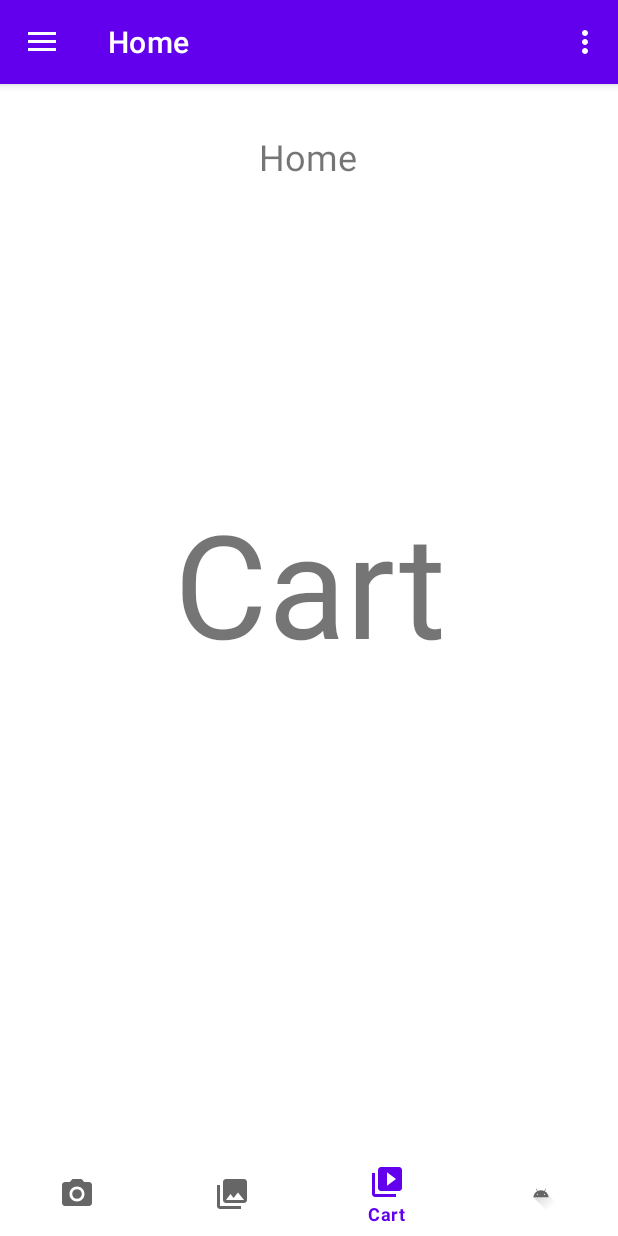
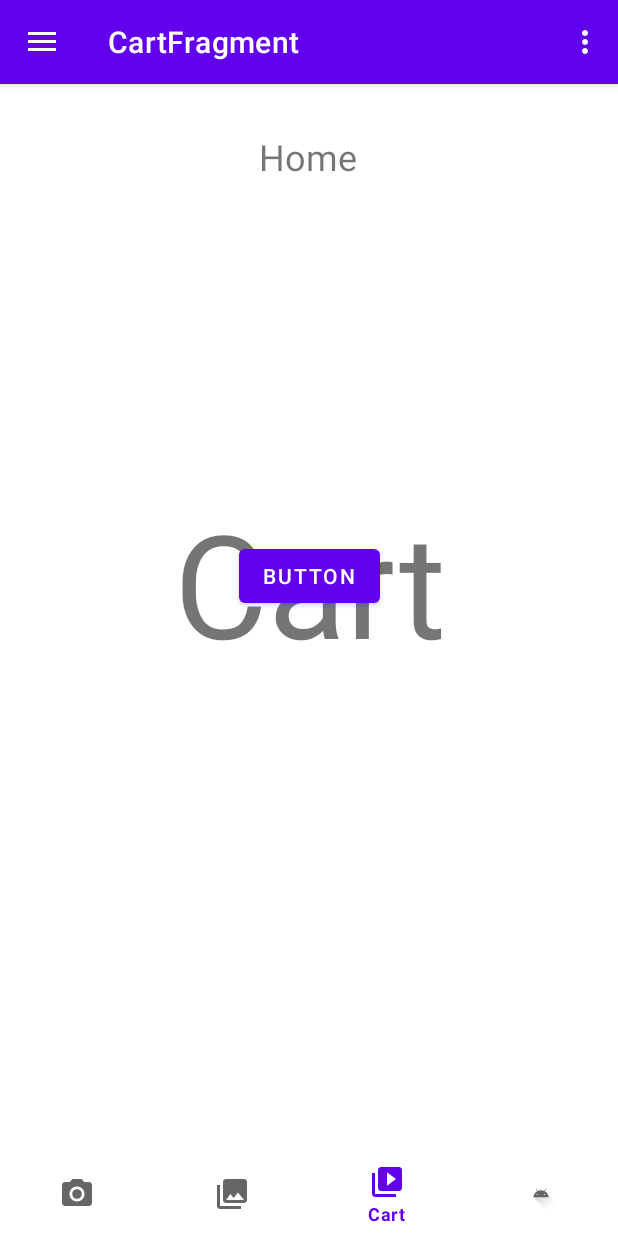
Before and after one commit to ahmed-el-halawani/shopeklobek-ecommerce-app, an Android app: the screen it shows after launch (MainActivity), item 3 of the bottom bar chosen, on a phone screen of 412 x 824 dp. Run offline under Robolectric (Android 15) with nearby library versions, the phone set to English and light mode, and no system bars; our stand-ins replace navigation-ui.

Commit message:
change in drawer and bottom nav

```diff
--- a/app/src/main/java/com/stash/shopeklobek/ui/BaseFragment.kt
+++ b/app/src/main/java/com/stash/shopeklobek/ui/BaseFragment.kt
@@ -19,6 +19,8 @@ abstract class BaseFragment<T : ViewBinding>(val viewBindingInflater:(LayoutInfl
     val binding by lazy {
         viewBindingInflater(layoutInflater)
     }
+
+
 
     override fun onCreateView(inflater: LayoutInflater, container: ViewGroup?, savedInstanceState: Bundle?): View? {
         return binding.root
--- a/app/src/main/java/com/stash/shopeklobek/ui/MainActivity.kt
+++ b/app/src/main/java/com/stash/shopeklobek/ui/MainActivity.kt
@@ -15,6 +15,7 @@ import androidx.navigation.ui.setupWithNavController
 import androidx.drawerlayout.widget.DrawerLayout
 import androidx.appcompat.app.AppCompatActivity
 import androidx.lifecycle.MutableLiveData
+import androidx.navigation.NavController
 import androidx.navigation.fragment.NavHostFragment
 import com.stash.shopeklobek.R
 import com.stash.shopeklobek.databinding.ActivityMainBinding
@@ -25,6 +26,32 @@ class MainActivity : AppCompatActivity() {
     var activityPermissionResultData = MutableLiveData<ActivityPermissionResultData?>()
 
 
+    var onBackNavController: NavController? = null
+
+    val drawerLayout by lazy{
+        binding.drawerLayout
+    }
+
+    val bottomNavAppBarConfiguration by lazy {
+       AppBarConfiguration(
+            setOf(
+                R.id.brandsFragment,
+                R.id.cartFragment, R.id.favoritesFragment, R.id.categoriesFragment,
+            ),drawerLayout
+        )
+    }
+
+    private val drawerAppBarConfiguration by lazy {
+       AppBarConfiguration(
+            setOf(
+                R.id.nav_profile, R.id.nav_settings, R.id.nav_home,R.id.nav_login,R.id.nav_register
+            ),drawerLayout
+        )
+    }
+
+    val mainNavController by lazy{
+        binding.appBarMain.navHostFragmentContentMain.findNavController2(this)
+    }
 
 
     override fun onCreate(savedInstanceState: Bundle?) {
@@ -36,22 +63,10 @@ class MainActivity : AppCompatActivity() {
 
         setSupportActionBar(binding.appBarMain.toolbar)
 
-        val drawerLayout: DrawerLayout = binding.drawerLayout
         val navView: NavigationView = binding.navView
 
-
-        val navController = binding.appBarMain.navHostFragmentContentMain.findNavController2(this)
-
-        // Passing each menu ID as a set of Ids because each
-        // menu should be considered as top level destinations.
-        appBarConfiguration = AppBarConfiguration(
-            setOf(
-                R.id.nav_profile, R.id.nav_settings, R.id.nav_home
-            ), drawerLayout
-        )
-
-        setupActionBarWithNavController(navController, appBarConfiguration)
-        navView.setupWithNavController(navController)
+        setupActionBarWithNavController(mainNavController, drawerAppBarConfiguration)
+        navView.setupWithNavController(mainNavController)
     }
 
     override fun onCreateOptionsMenu(menu: Menu): Boolean {
@@ -62,7 +77,8 @@ class MainActivity : AppCompatActivity() {
 
     override fun onSupportNavigateUp(): Boolean {
         val navController = binding.appBarMain.navHostFragmentContentMain.findNavController2(this)
-        return navController.navigateUp(appBarConfiguration) || super.onSupportNavigateUp()
+        return onBackNavController?.navigateUp(bottomNavAppBarConfiguration)?:false||
+                navController.navigateUp(appBarConfiguration) || super.onSupportNavigateUp()
     }
 
 
--- a/app/src/main/java/com/stash/shopeklobek/ui/authentication/login/LoginFragment.kt
+++ b/app/src/main/java/com/stash/shopeklobek/ui/authentication/login/LoginFragment.kt
@@ -12,6 +12,5 @@ class LoginFragment : BaseFragment<FragmentLoginBinding>(FragmentLoginBinding::i
     override fun onViewCreated(view: View, savedInstanceState: Bundle?) {
         super.onViewCreated(view, savedInstanceState)
 
-        findNavController().popBackStack()
     }
 }
--- a/app/src/main/java/com/stash/shopeklobek/ui/authentication/register/RegisterFragment.kt
+++ b/app/src/main/java/com/stash/shopeklobek/ui/authentication/register/RegisterFragment.kt
@@ -11,7 +11,5 @@ class RegisterFragment : BaseFragment<FragmentRegisterBinding>(FragmentRegisterB
 
     override fun onViewCreated(view: View, savedInstanceState: Bundle?) {
         super.onViewCreated(view, savedInstanceState)
-
-        findNavController().popBackStack()
     }
 }
--- a/app/src/main/java/com/stash/shopeklobek/ui/home/HomeFragment.kt
+++ b/app/src/main/java/com/stash/shopeklobek/ui/home/HomeFragment.kt
@@ -3,45 +3,55 @@ package com.stash.shopeklobek.ui.home
 import android.os.Bundle
 import android.view.View
 import androidx.navigation.fragment.NavHostFragment
+import androidx.navigation.ui.AppBarConfiguration
+import androidx.navigation.ui.NavigationUI.setupActionBarWithNavController
+import androidx.navigation.ui.setupWithNavController
+import com.stash.shopeklobek.R
 import com.stash.shopeklobek.databinding.FragmentHomeBinding
 import com.stash.shopeklobek.ui.BaseFragment
 import com.stash.shopeklobek.utils.NavigationExtension.setupWithNavController2
 
 class HomeFragment : BaseFragment<FragmentHomeBinding>(FragmentHomeBinding::inflate) {
 
+
+    val navHostFragment by lazy {
+        childFragmentManager.findFragmentById(binding.homeNavHostFragment.id) as NavHostFragment
+    }
+
+    val navController by lazy {
+        navHostFragment.navController
+    }
+
     override fun onViewCreated(view: View, savedInstanceState: Bundle?) {
         super.onViewCreated(view, savedInstanceState)
+        mainActivity.onBackNavController = navController
+
         setupBottomNavBar()
-
-
 
     }
 
 
     private fun setupBottomNavBar() {
-        val navHostFragment =
-            childFragmentManager.findFragmentById(binding.homeNavHostFragment.id) as NavHostFragment
+        setupActionBarWithNavController(mainActivity, navController, mainActivity.bottomNavAppBarConfiguration)
+
 
         binding.bottomNavigationView
             .setupWithNavController2(
-                navHostFragment.navController,
+                navController,
                 mapOf(
-//                    Pair(
-//                        R.id.favoriteScreen,
-//                        listOf(
-//                            R.id.favoriteScreen,
-//                            R.id.locationPreviewFragment
-//                        )
-//                    ),
-//                    Pair(
-//                        R.id.settingsFragment,
-//                        listOf(
-//                            R.id.settingsFragment,
-//                            R.id.mapsFragment
-//                        )
-//                    )
+                    Pair(
+                        R.id.cartFragment,
+                        listOf(
+                            R.id.nav_login
+                        )
+                    ),
                 )
             )
     }
 
+    override fun onDestroy() {
+        super.onDestroy()
+        mainActivity.onBackNavController = null
+    }
+
 }
--- a/app/src/main/java/com/stash/shopeklobek/ui/home/cart/CartFragment.kt
+++ b/app/src/main/java/com/stash/shopeklobek/ui/home/cart/CartFragment.kt
@@ -2,6 +2,8 @@ package com.stash.shopeklobek.ui.home.cart
 
 import android.os.Bundle
 import android.view.View
+import androidx.navigation.fragment.findNavController
+import com.stash.shopeklobek.R
 import com.stash.shopeklobek.databinding.FragmentCartBinding
 import com.stash.shopeklobek.databinding.FragmentHomeBinding
 import com.stash.shopeklobek.ui.BaseFragment
@@ -10,5 +12,9 @@ class CartFragment : BaseFragment<FragmentCartBinding>(FragmentCartBinding::infl
 
     override fun onViewCreated(view: View, savedInstanceState: Bundle?) {
         super.onViewCreated(view, savedInstanceState)
+
+        binding.btnGo.setOnClickListener {
+            findNavController().navigate(R.id.action_cartFragment_to_nav_login)
+        }
     }
 }
--- a/app/src/main/java/com/stash/shopeklobek/utils/NavigationExtension.kt
+++ b/app/src/main/java/com/stash/shopeklobek/utils/NavigationExtension.kt
@@ -40,16 +40,15 @@ object NavigationExtension {
                         return
                     }
                     view.menu.forEach { item ->
-                        when {
-                            destination.matchDestination(item.itemId) -> item.isChecked = true
-                            menuAndEquals[item.itemId]!=null -> menuAndEquals[item.itemId]?.forEach {
+                        if (destination.matchDestination(item.itemId)) {
+                            item.isChecked = true
+                        }else if(menuAndEquals[item.itemId]!=null){
+                            menuAndEquals[item.itemId]?.forEach {
                                 if (destination.matchDestination(it)) {
                                     item.isChecked = true
                                 }
                             }
-                            else -> item.isChecked = false
                         }
-
                     }
                 }
             })
@@ -59,15 +58,6 @@ object NavigationExtension {
         hierarchy.any { it.id == destId }
 
 
-    fun <T>List<T>.where(p:(T)->Boolean): ArrayList<T> {
-        val l:ArrayList<T> = ArrayList()
-        forEach {
-            if(p(it)) l.add(it)
-        }
-        return l
-    }
-
-
     fun FragmentContainerView.findNavController2(activity:FragmentActivity):NavController{
         val navHostFragment = activity.supportFragmentManager.findFragmentById(this.id) as NavHostFragment
         return navHostFragment.navController
--- a/app/src/main/res/layout/fragment_cart.xml
+++ b/app/src/main/res/layout/fragment_cart.xml
@@ -3,6 +3,17 @@
     xmlns:app="http://schemas.android.com/apk/res-auto"
     android:layout_width="match_parent"
     android:layout_height="match_parent">
+
+    <Button
+        android:id="@+id/btn_go"
+        android:layout_width="wrap_content"
+        android:layout_height="wrap_content"
+        android:text="Button"
+        app:layout_constraintBottom_toBottomOf="parent"
+        app:layout_constraintEnd_toEndOf="parent"
+        app:layout_constraintHorizontal_bias="0.5"
+        app:layout_constraintStart_toStartOf="parent"
+        app:layout_constraintTop_toTopOf="parent" />
 
     <TextView
         android:id="@+id/text_gallery3"
--- a/app/src/main/res/layout/fragment_login.xml
+++ b/app/src/main/res/layout/fragment_login.xml
@@ -11,7 +11,6 @@
         android:layout_marginStart="8dp"
         android:layout_marginTop="8dp"
         android:layout_marginEnd="8dp"
-        android:background="@color/white"
         android:text="Login"
         android:textAlignment="center"
         android:textSize="96sp"
--- a/app/src/main/res/navigation/bottom_navigation.xml
+++ b/app/src/main/res/navigation/bottom_navigation.xml
@@ -1,23 +1,41 @@
 <?xml version="1.0" encoding="utf-8"?>
 <navigation xmlns:android="http://schemas.android.com/apk/res/android"
     xmlns:app="http://schemas.android.com/apk/res-auto"
+    xmlns:tools="http://schemas.android.com/tools"
     android:id="@+id/bottom_navigation"
     app:startDestination="@id/brandsFragment">
 
     <fragment
+        android:id="@+id/nav_login"
+        android:name="com.stash.shopeklobek.ui.authentication.login.LoginFragment"
+        tools:layout="@layout/fragment_login"
+        android:label="LoginFragment" />
+    <fragment
         android:id="@+id/brandsFragment"
         android:name="com.stash.shopeklobek.ui.home.brands.BrandsFragment"
+        tools:layout="@layout/fragment_brands"
+
         android:label="BrandsFragment" />
     <fragment
         android:id="@+id/categoriesFragment"
+        tools:layout="@layout/fragment_categories"
+
         android:name="com.stash.shopeklobek.ui.home.categories.CategoriesFragment"
         android:label="CategoriesFragment" />
     <fragment
         android:id="@+id/cartFragment"
+        tools:layout="@layout/fragment_cart"
+
         android:name="com.stash.shopeklobek.ui.home.cart.CartFragment"
-        android:label="CartFragment" />
+        android:label="CartFragment" >
+        <action
+            android:id="@+id/action_cartFragment_to_nav_login"
+            app:destination="@id/nav_login" />
+    </fragment>
     <fragment
         android:id="@+id/favoritesFragment"
+        tools:layout="@layout/fragment_favorites"
+
         android:name="com.stash.shopeklobek.ui.home.favorites.FavoritesFragment"
         android:label="FavoritesFragment" />
 </navigation>
```
